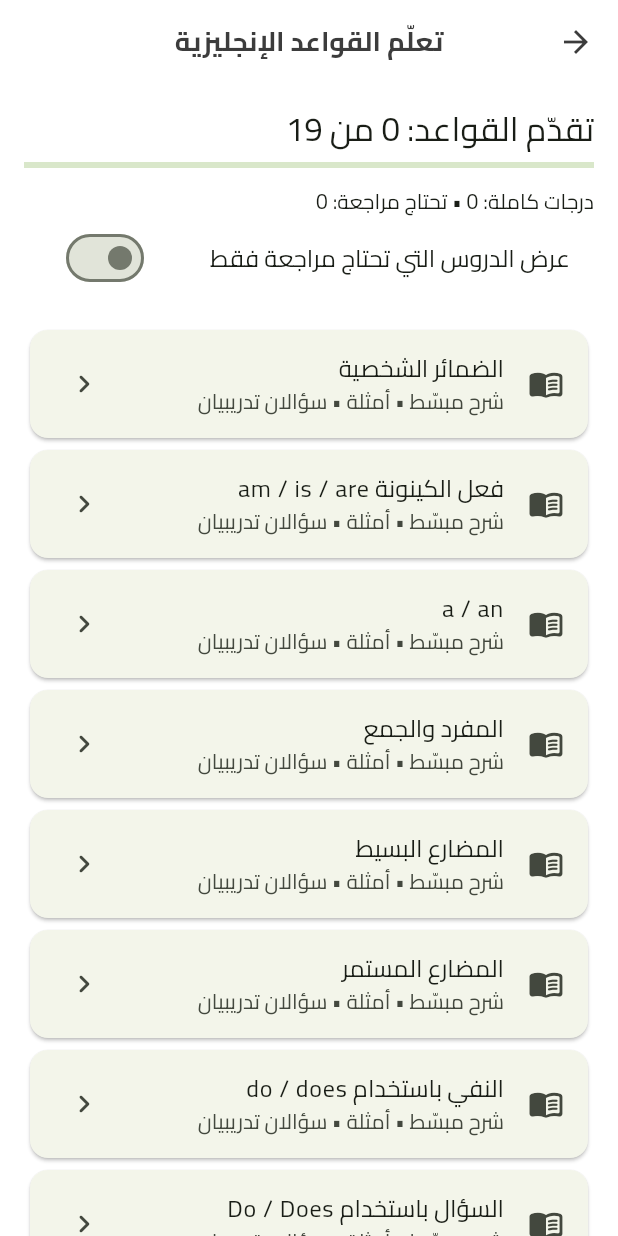
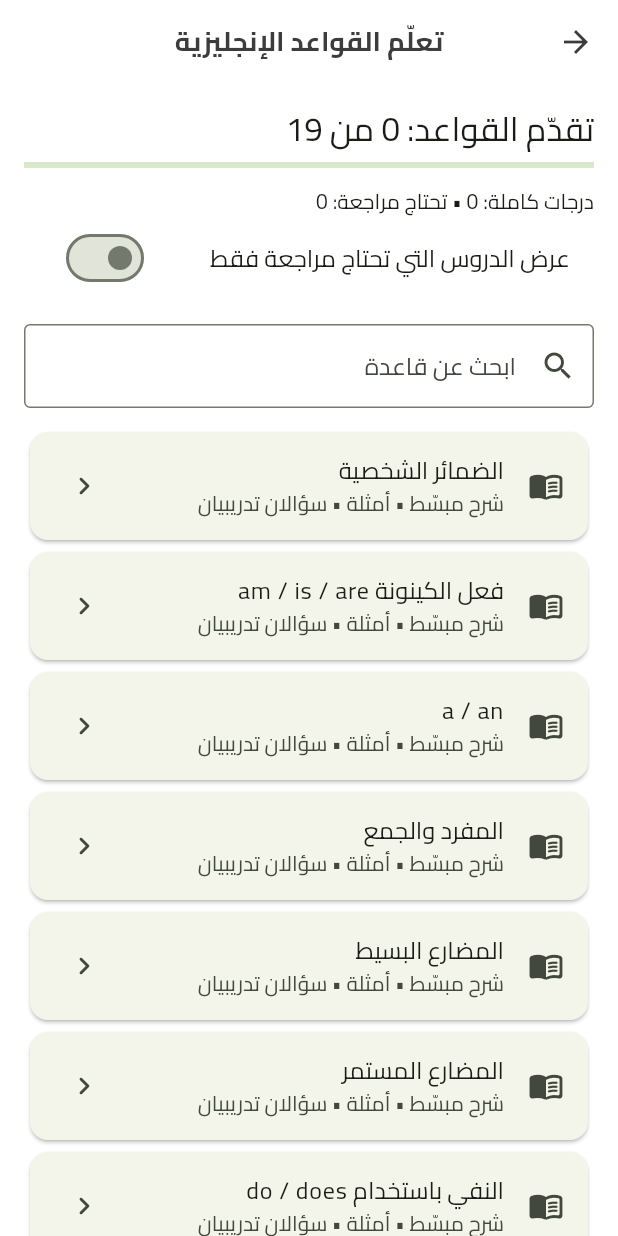
Before and after one commit to MohammedEmad333/app, a Flutter app: the GrammarLessonsScreen screen opened directly, on a phone screen of 412 x 824 dp. Run offline on Flutter 3.47's test engine with Material 3 defaults, Android fonts, the phone set to English and light mode, and no system bars; our stand-ins replace audioplayers, confetti, equatable, flutter_bloc, flutter_tts, hive_flutter and 1 more; accounts and stored records are empty.

Commit message:
feat(grammar): searchable lessons with preserved Hive progress (#106)
* feat(grammar): add live topic search without changing progress keys

* docs: record merged CI and grammar search progress

```diff
--- a/lib/features/grammar/grammar_lessons_screen.dart
+++ b/lib/features/grammar/grammar_lessons_screen.dart
@@ -119,6 +119,7 @@ class GrammarLessonsScreen extends StatefulWidget {
 class _GrammarLessonsScreenState extends State<GrammarLessonsScreen> {
   Future<GrammarProgressStore>? _store;
   bool _reviewOnly = false;
+  String _searchQuery = '';
 
   @override
   void initState() {
@@ -181,10 +182,22 @@ class _GrammarLessonsScreenState extends State<GrammarLessonsScreen> {
               const SizedBox(height: 16),
             ] else if (snapshot.hasError)
               const Text('يمكنك متابعة الدروس؛ تعذّر قراءة التقدم المحفوظ.'),
+            TextField(
+              decoration: const InputDecoration(
+                labelText: 'ابحث عن قاعدة',
+                hintText: 'مثال: المضارع، الماضي، المقارنة',
+                prefixIcon: Icon(Icons.search),
+                border: OutlineInputBorder(),
+              ),
+              onChanged: (value) => setState(() => _searchQuery = value.trim().toLowerCase()),
+            ),
+            const SizedBox(height: 12),
             for (final lesson in (_reviewOnly && store != null
                 ? [for (final title in store.prioritizedReviewTopics(grammarTopics.map((t) => t.title)))
                     grammarTopics.firstWhere((t) => t.title == title)]
-                : grammarTopics))
+                : grammarTopics).where((topic) =>
+                    topic.title.toLowerCase().contains(_searchQuery) ||
+                    topic.rule.toLowerCase().contains(_searchQuery)))
               Card(
                 child: ListTile(
                   leading: Icon(store?.isCompleted(lesson.title) == true
```
Also changed, not shown: 1 other file.
